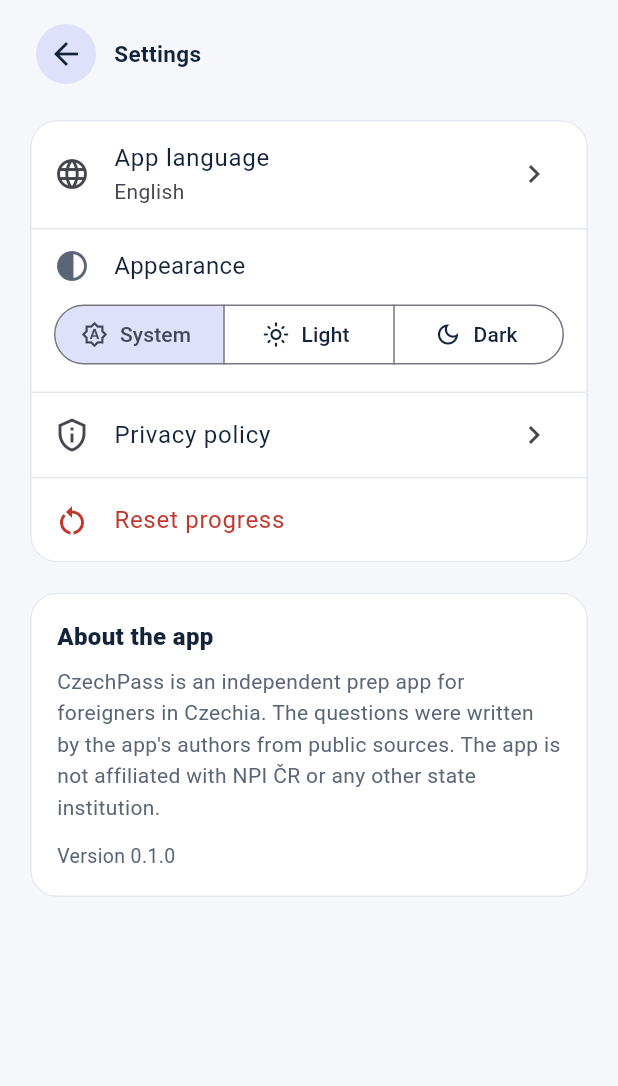
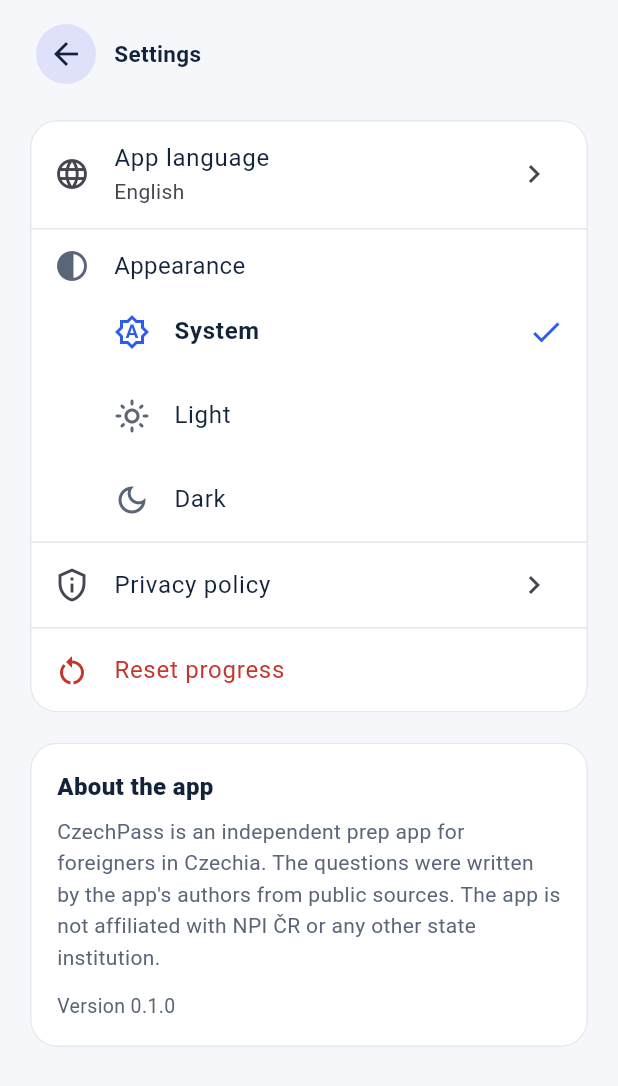
Before and after one commit to Adam-CZPG/czechpass, a Flutter app: the SettingsScreen screen opened directly, on a phone screen of 412 x 824 dp. Shown: the top 1086 px of the screen. Run offline on Flutter 3.47's test engine with Material 3 defaults, Android fonts, the phone set to English and light mode, and no system bars; our stand-ins replace audioplayers, flutter_local_notifications, flutter_tts, shared_preferences, speech_to_text, timezone; missing offline and left inert: in_app_update; accounts and stored records are empty.

Commit message:
Settings: theme options as a vertical list so labels fit in every language
Co-Authored-By: Claude Opus 5.5 <noreply@anthropic.com>
Claude-Session: https://claude.ai/code/session_01GJUR8T2dnAoBhyiV1zdGpj

```diff
--- a/lib/features/settings/settings_screen.dart
+++ b/lib/features/settings/settings_screen.dart
@@ -63,32 +63,33 @@ class SettingsScreen extends StatelessWidget {
                   ),
                   Divider(height: 1, color: AppColors.border),
                   Padding(
-                    padding: const EdgeInsets.fromLTRB(16, 12, 16, 14),
-                    child: Column(
-                      crossAxisAlignment: CrossAxisAlignment.start,
-                      children: [
-                        Row(
+                    padding: const EdgeInsets.fromLTRB(16, 12, 16, 4),
+                    child: Row(
                       children: [
                         Icon(Icons.contrast, color: AppColors.muted),
                         const SizedBox(width: 16),
                         Text(s.themeTitle, style: const TextStyle(fontSize: 16)),
                       ],
                     ),
-                        const SizedBox(height: 10),
-                        SizedBox(
-                          width: double.infinity,
-                          child: SegmentedButton<ThemeMode>(
-                            showSelectedIcon: false,
-                            segments: [
-                              ButtonSegment(value: ThemeMode.system, icon: const Icon(Icons.brightness_auto_outlined), label: Text(s.themeSystem)),
-                              ButtonSegment(value: ThemeMode.light, icon: const Icon(Icons.light_mode_outlined), label: Text(s.themeLight)),
-                              ButtonSegment(value: ThemeMode.dark, icon: const Icon(Icons.dark_mode_outlined), label: Text(s.themeDark)),
-                            ],
-                            selected: {controller.themeMode},
-                            onSelectionChanged: (selection) => controller.setThemeMode(selection.first),
                   ),
+                  // Uch variant ustma-ust: har qanday tilda yozuv to'liq sig'adi.
+                  for (final (mode, icon, label) in [
+                    (ThemeMode.system, Icons.brightness_auto_outlined, s.themeSystem),
+                    (ThemeMode.light, Icons.light_mode_outlined, s.themeLight),
+                    (ThemeMode.dark, Icons.dark_mode_outlined, s.themeDark),
+                  ])
+                    Semantics(
+                      inMutuallyExclusiveGroup: true,
+                      checked: controller.themeMode == mode,
+                      child: ListTile(
+                        contentPadding: const EdgeInsets.only(left: 56, right: 16),
+                        leading: Icon(icon, color: controller.themeMode == mode ? AppColors.accent : AppColors.muted),
+                        title: Text(
+                          label,
+                          style: TextStyle(fontWeight: controller.themeMode == mode ? FontWeight.w700 : FontWeight.w400),
                         ),
-                      ],
+                        trailing: controller.themeMode == mode ? Icon(Icons.check, color: AppColors.accent) : null,
+                        onTap: () => controller.setThemeMode(mode),
                       ),
                     ),
                   Divider(height: 1, color: AppColors.border),
```
Lines whose indentation alone changed are shown as unchanged.
